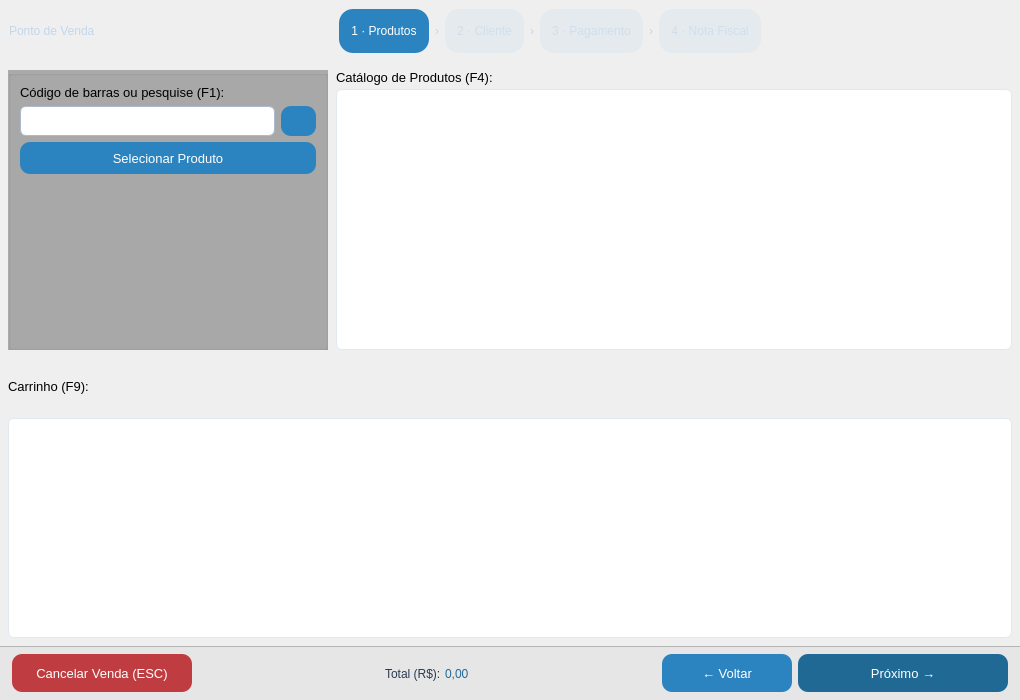
The window that src/venda.ui (GabR36/QEstoqueLoja) describes before a commit, drawn with Qt 5.
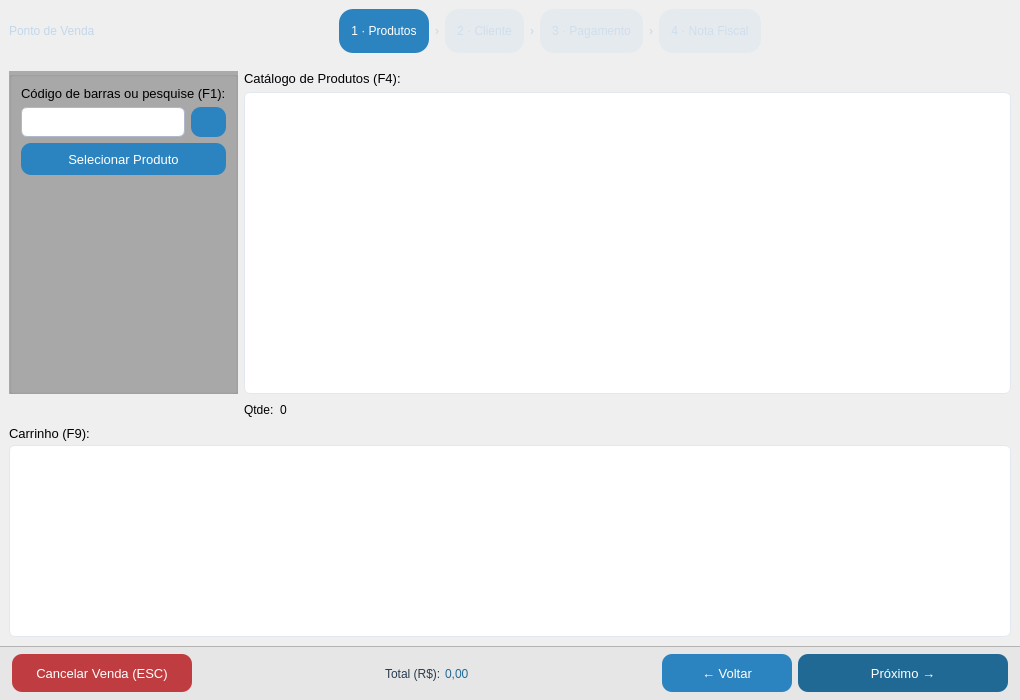
The same window after the commit. The open tabs and pages were chosen to show the change. Icons and pictures are not drawn. Custom widgets are drawn as their Qt base class.

```diff
--- a/src/venda.ui
+++ b/src/venda.ui
@@ -276,28 +276,8 @@
       <number>2</number>
      </property>
      <widget class="QWidget" name="page_Produtos">
-      <layout class="QVBoxLayout" name="vl_p0">
-       <property name="spacing">
-        <number>8</number>
-       </property>
-       <property name="leftMargin">
-        <number>8</number>
-       </property>
-       <property name="topMargin">
-        <number>8</number>
-       </property>
-       <property name="rightMargin">
-        <number>8</number>
-       </property>
-       <property name="bottomMargin">
-        <number>8</number>
-       </property>
-       <item>
-        <layout class="QHBoxLayout" name="hl_p0_top">
-         <property name="spacing">
-          <number>8</number>
-         </property>
-         <item>
+      <layout class="QGridLayout" name="gridLayout">
+       <item row="0" column="0" rowspan="2">
           <widget class="QGroupBox" name="groupBox">
            <property name="maximumSize">
             <size>
@@ -398,12 +378,7 @@
            </layout>
           </widget>
          </item>
-         <item>
-          <layout class="QVBoxLayout" name="vl_catalogue">
-           <property name="spacing">
-            <number>4</number>
-           </property>
-           <item>
+       <item row="0" column="1">
             <widget class="QLabel" name="label_5">
              <property name="styleSheet">
               <string notr="true">font: 700 9pt &quot;Segoe UI&quot;; font-size: 13px;</string>
@@ -413,7 +388,7 @@
              </property>
             </widget>
            </item>
-           <item>
+       <item row="1" column="1">
             <widget class="QTableView" name="Tview_Produtos">
              <property name="sizePolicy">
               <sizepolicy hsizetype="Expanding" vsizetype="Expanding">
@@ -447,11 +422,38 @@
              </attribute>
             </widget>
            </item>
-          </layout>
+       <item row="2" column="1">
+        <layout class="QHBoxLayout" name="horizontalLayout">
+         <item>
+          <widget class="QLabel" name="label_7">
+           <property name="text">
+            <string>Qtde:</string>
+           </property>
+          </widget>
          </item>
-        </layout>
+         <item>
+          <widget class="QLabel" name="Lbl_catalog_qtde">
+           <property name="text">
+            <string>0</string>
+           </property>
+          </widget>
        </item>
        <item>
+          <spacer name="horizontalSpacer">
+           <property name="orientation">
+            <enum>Qt::Orientation::Horizontal</enum>
+           </property>
+           <property name="sizeHint" stdset="0">
+            <size>
+             <width>40</width>
+             <height>20</height>
+            </size>
+           </property>
+          </spacer>
+         </item>
+        </layout>
+       </item>
+       <item row="3" column="0" colspan="2">
         <layout class="QVBoxLayout" name="vl_cart">
          <property name="spacing">
           <number>4</number>
```
Left out of the diff: 2 changed lines with no effect on the pictures. Lines whose indentation alone changed are shown as unchanged.
